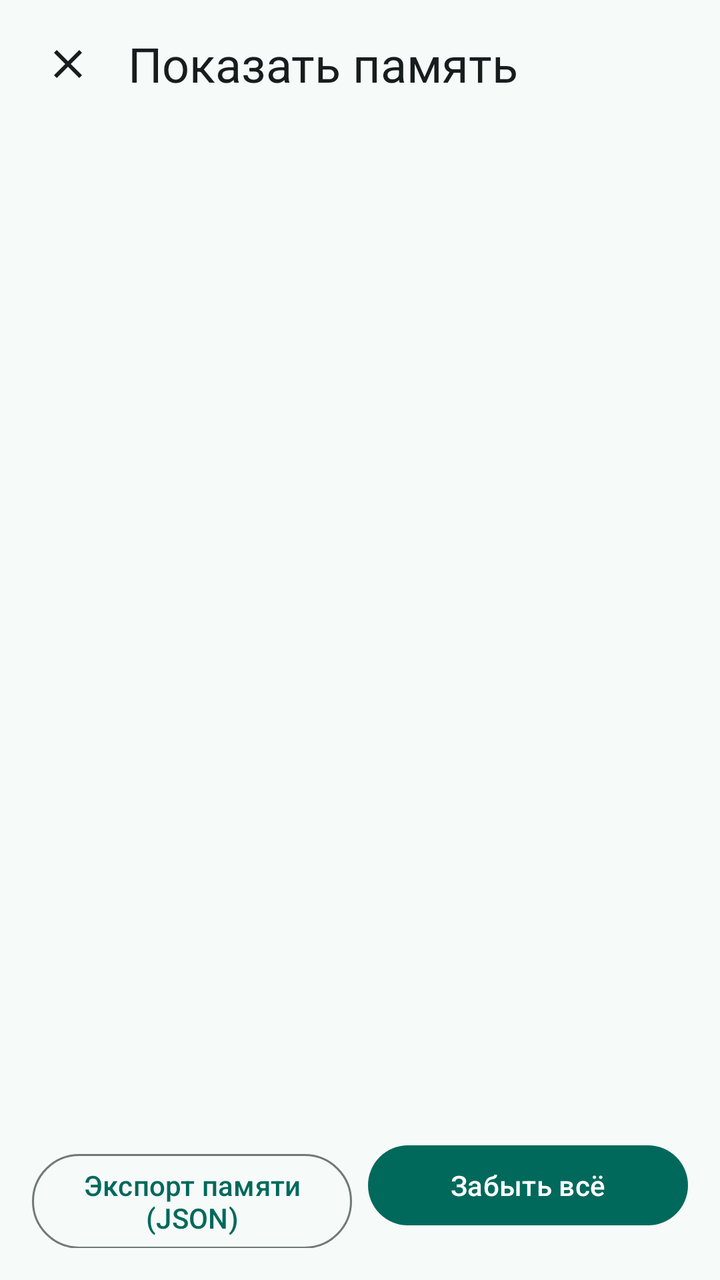
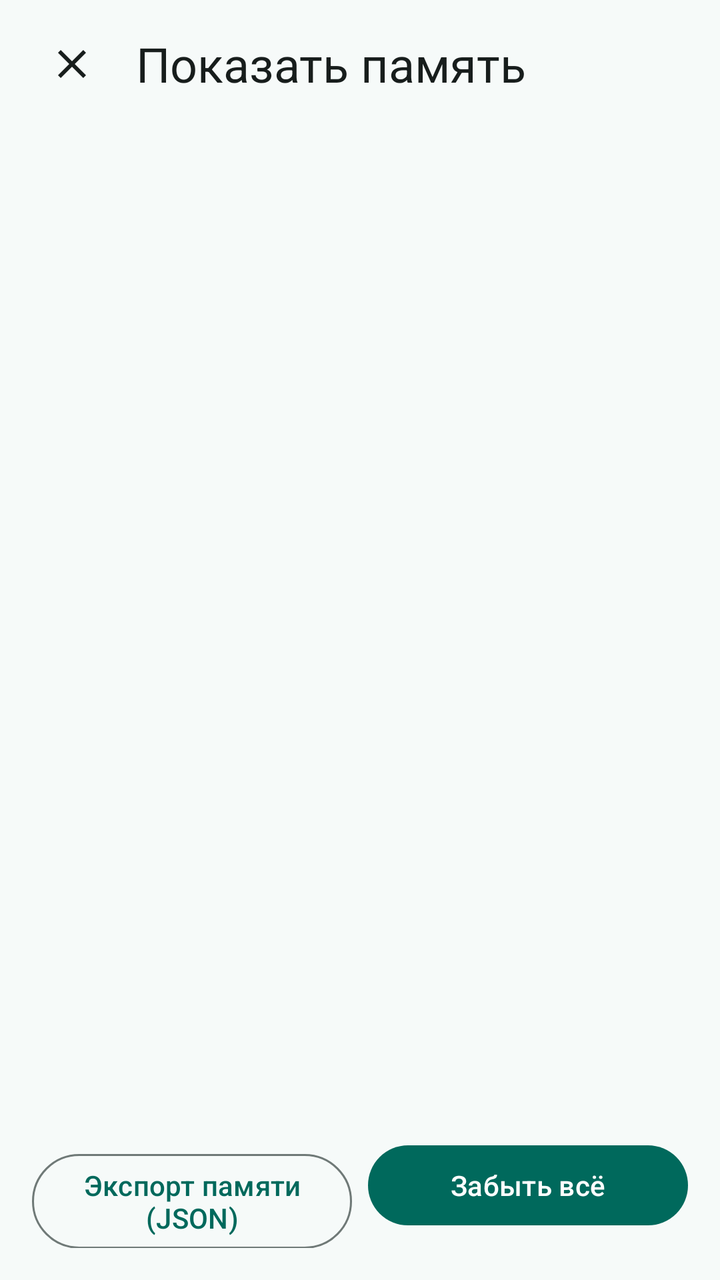

Screens rendered from an Android XML layout before and after an edit, with the pre-edit source and the edit as a unified diff.
<!-- AndroidManifest.xml: application theme Theme.Jarvis -->
<!-- res/layout/activity_memory_inspector.xml -->
<?xml version="1.0" encoding="utf-8"?>
<LinearLayout xmlns:android="http://schemas.android.com/apk/res/android"
    xmlns:app="http://schemas.android.com/apk/res-auto"
    android:layout_width="match_parent"
    android:layout_height="match_parent"
    android:background="?android:attr/colorBackground"
    android:orientation="vertical">

    
    <LinearLayout
        android:layout_width="match_parent"
        android:layout_height="?attr/actionBarSize"
        android:gravity="center_vertical"
        android:orientation="horizontal"
        android:paddingStart="12dp"
        android:paddingEnd="8dp">

        <ImageButton
            android:id="@+id/memoryCloseButton"
            android:layout_width="44dp"
            android:layout_height="44dp"
            android:background="?attr/selectableItemBackgroundBorderless"
            android:contentDescription="@string/close"
            android:src="@drawable/ic_close"
            app:tint="?attr/colorOnSurface" />

        <TextView
            android:id="@+id/memoryTitle"
            android:layout_width="wrap_content"
            android:layout_height="wrap_content"
            android:layout_marginStart="8dp"
            android:layout_weight="1"
            android:text="@string/settings_memory_inspector"
            style="@style/TextAppearance.Jarvis.ScreenTitle" />

        <TextView
            android:id="@+id/memoryPending"
            android:layout_width="wrap_content"
            android:layout_height="wrap_content"
            android:layout_marginEnd="8dp"
            android:visibility="gone"
            style="@style/TextAppearance.Jarvis.Hint" />
    </LinearLayout>

    <TextView
        android:id="@+id/memoryEmpty"
        android:layout_width="match_parent"
        android:layout_height="wrap_content"
        android:layout_marginStart="20dp"
        android:layout_marginTop="24dp"
        android:layout_marginEnd="20dp"
        android:text="@string/settings_memory_empty"
        android:visibility="gone"
        style="@style/TextAppearance.Jarvis.Hint" />

    <androidx.recyclerview.widget.RecyclerView
        android:id="@+id/memoryList"
        android:layout_width="match_parent"
        android:layout_height="0dp"
        android:layout_weight="1"
        android:clipToPadding="false"
        android:paddingStart="16dp"
        android:paddingTop="8dp"
        android:paddingEnd="16dp"
        android:paddingBottom="8dp" />

    <LinearLayout
        android:layout_width="match_parent"
        android:layout_height="wrap_content"
        android:orientation="horizontal"
        android:paddingStart="16dp"
        android:paddingEnd="16dp"
        android:paddingBottom="16dp">

        <com.google.android.material.button.MaterialButton
            android:id="@+id/memoryExportButton"
            style="@style/Widget.Material3.Button.OutlinedButton"
            android:layout_width="0dp"
            android:layout_height="wrap_content"
            android:layout_marginEnd="8dp"
            android:layout_weight="1"
            android:text="@string/settings_memory_export" />

        <com.google.android.material.button.MaterialButton
            android:id="@+id/memoryWipeButton"
            android:layout_width="0dp"
            android:layout_height="wrap_content"
            android:layout_weight="1"
            android:text="@string/settings_memory_wipe" />
    </LinearLayout>
</LinearLayout>
<!-- resources referenced by this layout -->
<resources>
  <!-- drawable ic_close (drawable) -->
  <?xml version="1.0" encoding="utf-8"?>
  <vector xmlns:android="http://schemas.android.com/apk/res/android"
      android:width="24dp" android:height="24dp"
      android:viewportWidth="24" android:viewportHeight="24">
      <path android:fillColor="#FFFFFFFF"
          android:pathData="M19,6.41L17.59,5 12,10.59 6.41,5 5,6.41 10.59,12 5,17.59 6.41,19 12,13.41 17.59,19 19,17.59 13.41,12z" />
  </vector>
  <string name="close">Закрыть</string>
  <string name="settings_memory_empty">Пока ничего не запомнено. Скажите «запомни, что…» — и ассистент запомнит.</string>
  <string name="settings_memory_export">Экспорт памяти (JSON)</string>
  <string name="settings_memory_inspector">Показать память</string>
  <string name="settings_memory_wipe">Забыть всё</string>
  <style name="TextAppearance.Jarvis.Hint" parent="TextAppearance.Material3.BodySmall">
          <item name="android:textSize">13sp</item>
          <item name="android:textColor">?attr/colorOnSurfaceVariant</item>
      </style>
  <style name="TextAppearance.Jarvis.ScreenTitle" parent="TextAppearance.Material3.HeadlineSmall">
          <item name="android:textSize">24sp</item>
          <item name="android:fontFamily">sans-serif-medium</item>
          <item name="android:textColor">?attr/colorOnSurface</item>
      </style>
  <style name="Theme.Jarvis" parent="Theme.Material3.DayNight.NoActionBar">
          <item name="colorPrimary">@color/jarvis_primary</item>
          <item name="colorOnPrimary">@color/jarvis_on_primary</item>
          <item name="colorPrimaryContainer">@color/jarvis_primary_container</item>
          <item name="colorOnPrimaryContainer">@color/jarvis_on_primary_container</item>
  
          <item name="colorSecondary">@color/jarvis_secondary</item>
          <item name="colorOnSecondary">@color/jarvis_on_secondary</item>
          <item name="colorSecondaryContainer">@color/jarvis_secondary_container</item>
          <item name="colorOnSecondaryContainer">@color/jarvis_on_secondary_container</item>
  
          <item name="colorSurface">@color/jarvis_surface</item>
          <item name="colorOnSurface">@color/jarvis_on_surface</item>
          <item name="colorSurfaceVariant">@color/jarvis_surface_variant</item>
          <item name="colorOnSurfaceVariant">@color/jarvis_on_surface_variant</item>
          <item name="colorOutline">@color/jarvis_outline</item>
  
          <item name="colorError">@color/jarvis_error</item>
          <item name="colorOnError">@color/jarvis_on_error</item>
          <item name="colorErrorContainer">@color/jarvis_error_container</item>
          <item name="colorOnErrorContainer">@color/jarvis_on_error_container</item>
  
          <item name="android:colorBackground">@color/jarvis_background</item>
          <item name="android:statusBarColor">@color/jarvis_surface</item>
          <item name="android:windowLightStatusBar">@bool/jarvis_light_bars</item>
      </style>
  <color name="jarvis_primary">#00695C</color>
  <color name="jarvis_on_primary">#FFFFFF</color>
  <color name="jarvis_primary_container">#B2F1E8</color>
  <color name="jarvis_on_primary_container">#00201C</color>
  <color name="jarvis_secondary">#7A5900</color>
  <color name="jarvis_on_secondary">#FFFFFF</color>
  <color name="jarvis_secondary_container">#FFDF9E</color>
  <color name="jarvis_on_secondary_container">#261A00</color>
  <color name="jarvis_surface">#F6FAF9</color>
  <color name="jarvis_on_surface">#171D1C</color>
  <color name="jarvis_surface_variant">#DAE5E2</color>
  <color name="jarvis_on_surface_variant">#3F4947</color>
  <color name="jarvis_outline">#6F7977</color>
  <color name="jarvis_error">#BA1A1A</color>
  <color name="jarvis_on_error">#FFFFFF</color>
  <color name="jarvis_error_container">#FFDAD6</color>
  <color name="jarvis_on_error_container">#410002</color>
  <color name="jarvis_background">#F6FAF9</color>
</resources>

<!-- the commit's change to res/layout/activity_memory_inspector.xml (unified diff, before → after) -->
@@ -9,7 +9,8 @@
     
     <LinearLayout
         android:layout_width="match_parent"
-        android:layout_height="?attr/actionBarSize"
+        android:layout_height="wrap_content"
+        android:minHeight="?attr/actionBarSize"
         android:gravity="center_vertical"
         android:orientation="horizontal"
         android:paddingStart="12dp"
@@ -17,8 +18,8 @@
 
         <ImageButton
             android:id="@+id/memoryCloseButton"
-            android:layout_width="44dp"
-            android:layout_height="44dp"
+            android:layout_width="@dimen/touch_target_min"
+            android:layout_height="@dimen/touch_target_min"
             android:background="?attr/selectableItemBackgroundBorderless"
             android:contentDescription="@string/close"
             android:src="@drawable/ic_close"
<!-- resource entries referenced after the edit -->
@@ -1,5 +1,6 @@
 <!-- resources referenced by this layout -->
 <resources>
+  <dimen name="touch_target_min">48dp</dimen>
   <!-- drawable ic_close (drawable) -->
   <?xml version="1.0" encoding="utf-8"?>
   <vector xmlns:android="http://schemas.android.com/apk/res/android"
